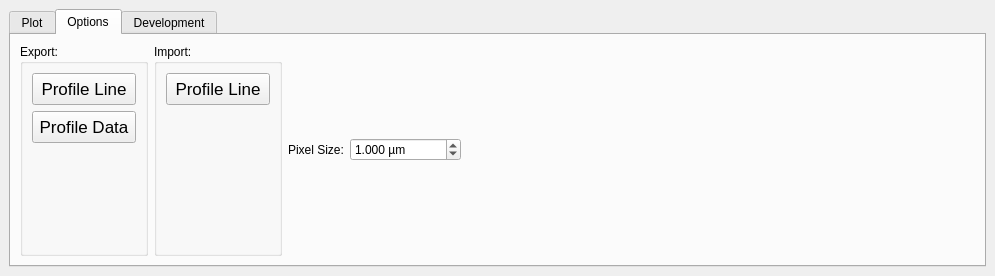
Old version of the form ui/dockWidget.ui in the repository wiscsims/line_profile.
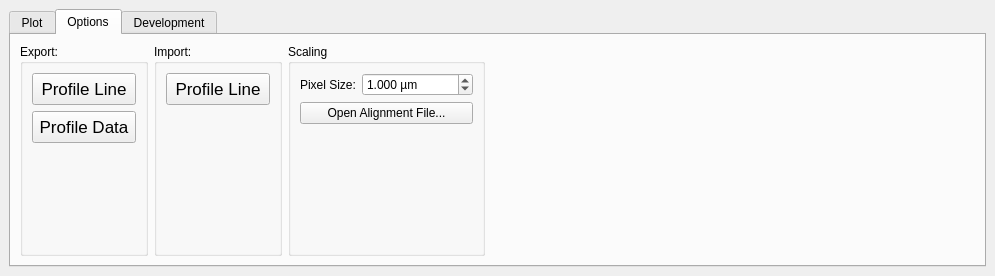
New version of the form. The open tabs and pages were chosen to show the change.

Commit message: feat(scaling): add importing feature for pixel size

```diff
--- a/ui/dockWidget.ui
+++ b/ui/dockWidget.ui
@@ -653,13 +653,19 @@
          </widget>
         </item>
         <item>
-         <widget class="QLabel" name="label">
+         <widget class="QGroupBox" name="groupBox_4">
+          <property name="title">
+           <string>Scaling</string>
+          </property>
+          <layout class="QGridLayout" name="gridLayout_4">
+           <item row="1" column="0" colspan="2">
+            <widget class="QPushButton" name="Btn_OpenAlignmentFile">
           <property name="text">
-           <string>Pixel Size:</string>
+              <string>Open Alignment File...</string>
           </property>
          </widget>
         </item>
-        <item>
+           <item row="0" column="1">
          <widget class="QDoubleSpinBox" name="Spn_PixelSize">
           <property name="suffix">
            <string> µm</string>
@@ -673,6 +679,29 @@
           <property name="value">
            <double>1.000000000000000</double>
           </property>
+            </widget>
+           </item>
+           <item row="0" column="0">
+            <widget class="QLabel" name="label">
+             <property name="text">
+              <string>Pixel Size:</string>
+             </property>
+            </widget>
+           </item>
+           <item row="2" column="0">
+            <spacer name="verticalSpacer_5">
+             <property name="orientation">
+              <enum>Qt::Vertical</enum>
+             </property>
+             <property name="sizeHint" stdset="0">
+              <size>
+               <width>20</width>
+               <height>40</height>
+              </size>
+             </property>
+            </spacer>
+           </item>
+          </layout>
          </widget>
         </item>
         <item>
```
Left out of the diff: 2 changed lines with no effect on the pictures. Lines whose indentation alone changed are shown as unchanged. The commit also changes 1 other file.
